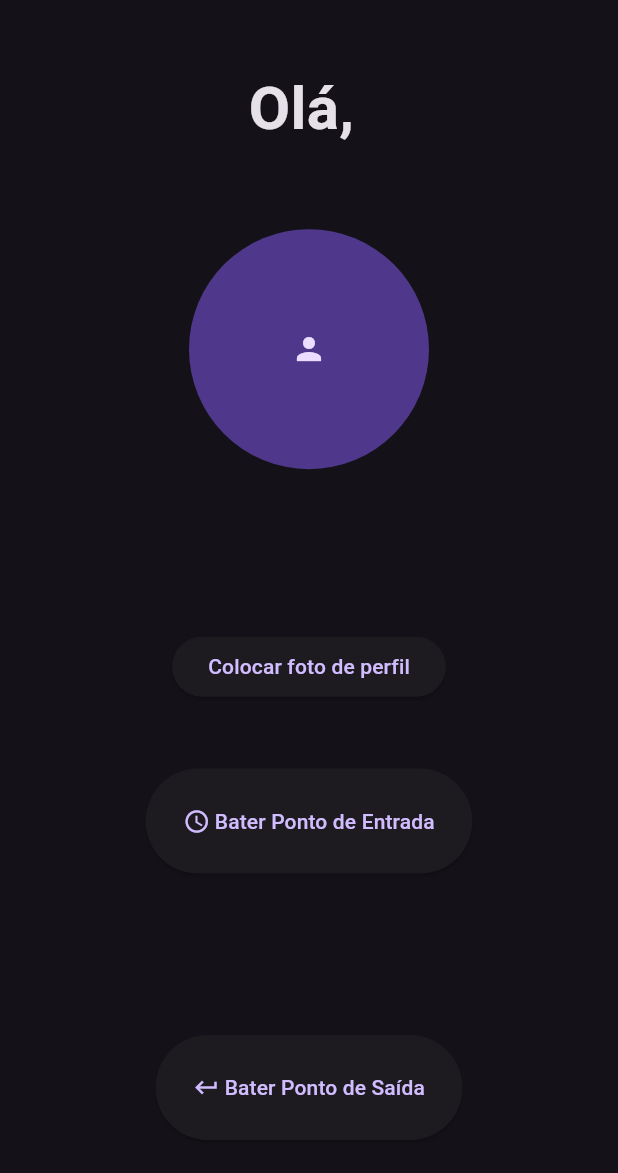
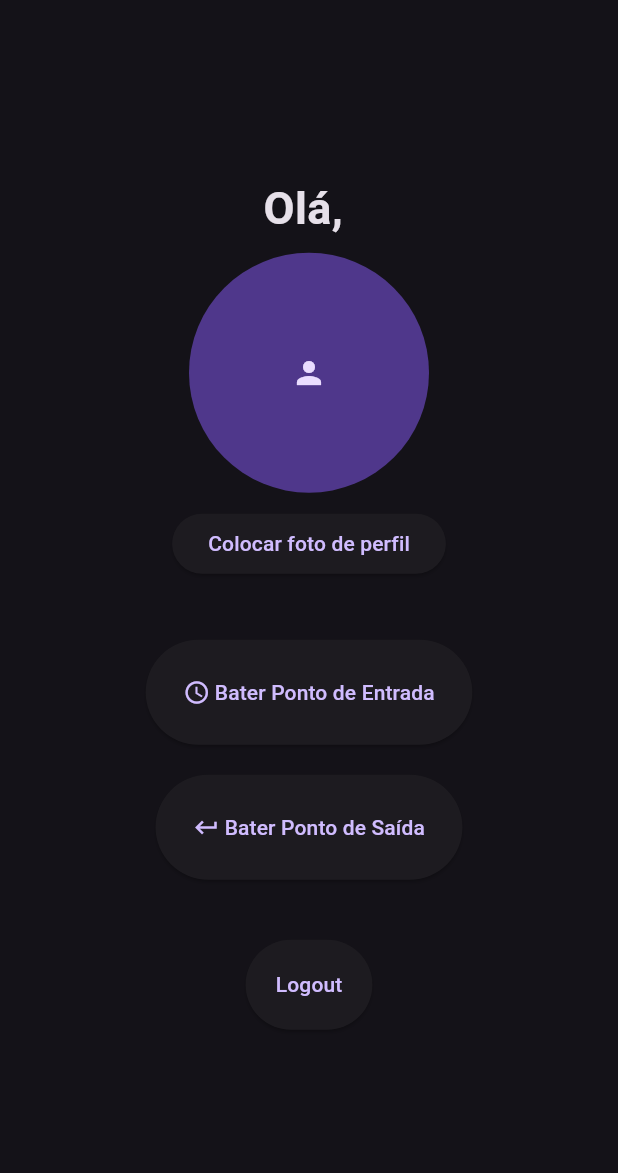
Before and after one commit to ryangabriel27/projeto-registro-ponto-mobile, a Flutter app: the PaginaInternaFuncionario screen opened directly with empty values, on a phone screen of 412 x 824 dp, the part 63-1236 px from its top. Run offline on Flutter 3.47's test engine with Material 3 defaults, Android fonts, the phone set to English and light mode, and no system bars; our stand-ins replace cloud_firestore, firebase_auth, firebase_core, firebase_storage, flutter_map, geolocator and 2 more; missing offline and left inert: bcrypt; accounts and stored records are empty; network calls fail.

Commit message:
25.10 16h10 vigia

```diff
--- a/prototipo_teste/lib/screens/dashboard_screen.dart
+++ b/prototipo_teste/lib/screens/dashboard_screen.dart
@@ -1,12 +1,13 @@
 import 'package:flutter/material.dart';
-import 'package:firebase_storage/firebase_storage.dart'; // Para buscar a imagem
+import 'package:firebase_storage/firebase_storage.dart';
 import 'package:prototipo_teste/models/Funcionario.dart';
+import 'package:prototipo_teste/screens/home_screen.dart';
 import 'package:prototipo_teste/screens/upload_foto_screen.dart';
 import 'package:prototipo_teste/services/firestore_service.dart';
 import 'package:prototipo_teste/views/registro_ponto_page.dart';
 
 class PaginaInternaFuncionario extends StatefulWidget {
-  final String nif; // Adiciona o NIF para buscar a foto de perfil
+  final String nif;
 
   PaginaInternaFuncionario({required this.nif});
 
@@ -16,9 +17,9 @@ class PaginaInternaFuncionario extends StatefulWidget {
 }
 
 class _PaginaInternaFuncionarioState extends State<PaginaInternaFuncionario> {
-  String? _fotoPerfilUrl; // Para armazenar a URL da foto de perfil
+  String? _fotoPerfilUrl;
   String? nomeUsuario;
-  FirestoreService _firestoreService = new FirestoreService();
+  FirestoreService _firestoreService = FirestoreService();
 
   @override
   void initState() {
@@ -39,7 +40,7 @@ class _PaginaInternaFuncionarioState extends State<PaginaInternaFuncionario> {
       return await storage.ref(caminhoArquivo).getDownloadURL();
     } catch (e) {
       print('Erro ao carregar a foto de perfil: $e');
-      return null; // Retorna null se houver um erro
+      return null;
     }
   }
 
@@ -58,36 +59,38 @@ class _PaginaInternaFuncionarioState extends State<PaginaInternaFuncionario> {
       ),
       body: Center(
         child: Column(
-          mainAxisAlignment: MainAxisAlignment.spaceAround,
+          mainAxisAlignment: MainAxisAlignment.center,
           children: <Widget>[
+            // Primeira parte: Saudação, Foto de Perfil e Botão de Carregar Imagem
+            Column(
+              children: [
                 FutureBuilder<String?>(
                   future: carregaNomeUsuario(),
                   builder: (context, snapshot) {
                     if (snapshot.connectionState == ConnectionState.waiting) {
-                    // Mostra um ícone de carregamento enquanto o nome é carregado
                       return Text('Carregando...');
                     } else if (snapshot.hasError) {
-                    // Se houver um erro, exibe o erro
                       return Text('Erro ao carregar o nome: ${snapshot.error}');
                     } else {
-                    // Exibe o nome do funcionário
                       return Padding(
                         padding: const EdgeInsets.all(8.0),
                         child: Center(
                           child: Text(
-                          'Olá, ' + nomeUsuario!,
+                            'Olá, ${nomeUsuario ?? ''}',
                             style: TextStyle(
-                              fontSize: 40.0, fontWeight: FontWeight.bold),
+                              fontSize: 30.0,
+                              fontWeight: FontWeight.bold,
+                            ),
                           ),
                         ),
                       );
                     }
-                }),
+                  },
+                ),
                 FutureBuilder<String?>(
                   future: _carregarFotoPerfil(),
                   builder: (context, snapshot) {
                     if (snapshot.connectionState == ConnectionState.waiting) {
-                  // Mostra um ícone de carregamento enquanto a imagem é carregada
                       return CircleAvatar(
                         radius: 50,
                         child: CircularProgressIndicator(),
@@ -95,13 +98,11 @@ class _PaginaInternaFuncionarioState extends State<PaginaInternaFuncionario> {
                     } else if (snapshot.hasError ||
                         !snapshot.hasData ||
                         snapshot.data == null) {
-                  // Se houver erro, ou não houver dados, exibe um ícone padrão
                       return CircleAvatar(
                         radius: 80,
                         child: Icon(Icons.person),
                       );
                     } else {
-                  // Exibe a imagem de perfil carregada
                       return CircleAvatar(
                         radius: 80,
                         backgroundImage: NetworkImage(snapshot.data!),
@@ -109,35 +110,46 @@ class _PaginaInternaFuncionarioState extends State<PaginaInternaFuncionario> {
                     }
                   },
                 ),
-            SizedBox(height: 20),
-            ElevatedButton(
-              onPressed: () {
-                Navigator.push(
-                  context,
-                  MaterialPageRoute(
-                      builder: (context) => UploadFotoScreen(nif: widget.nif)),
-                );
-              },
-              child: Text('Colocar foto de perfil'),
-            ),
+                SizedBox(height: 10),
                 ElevatedButton(
                   onPressed: () {
                     Navigator.push(
                       context,
                       MaterialPageRoute(
                           builder: (context) =>
-                          RegistroPontoPage(tipo: 'Entrada', nif: widget.nif)),
+                              UploadFotoScreen(nif: widget.nif)),
+                    );
+                  },
+                  child: Text('Colocar foto de perfil'),
+                ),
+              ],
+            ),
+
+            SizedBox(height: 40),
+
+            // Segunda parte: Botões de "Ponto de Entrada" e "Ponto de Saída"
+            Column(
+              children: [
+                ElevatedButton(
+                  onPressed: () {
+                    Navigator.push(
+                      context,
+                      MaterialPageRoute(
+                        builder: (context) => RegistroPontoPage(
+                          tipo: 'Entrada',
+                          nif: widget.nif,
+                        ),
+                      ),
                     );
                   },
                   style: ButtonStyle(
                     padding: MaterialStateProperty.all(EdgeInsets.all(25.0)),
                   ),
                   child: Row(
-                mainAxisSize: MainAxisSize
-                    .min, // Para evitar que o botão seja muito largo
+                    mainAxisSize: MainAxisSize.min,
                     children: [
-                  Icon(Icons.schedule), // Substitua pelo ícone que deseja
-                  SizedBox(width: 3), // Espaçamento entre o ícone e o texto
+                      Icon(Icons.schedule),
+                      SizedBox(width: 3),
                       Text('Bater Ponto de Entrada'),
                     ],
                   ),
@@ -148,23 +160,43 @@ class _PaginaInternaFuncionarioState extends State<PaginaInternaFuncionario> {
                     Navigator.push(
                       context,
                       MaterialPageRoute(
-                      builder: (context) =>
-                          RegistroPontoPage(tipo: 'Saida', nif: widget.nif)),
+                        builder: (context) => RegistroPontoPage(
+                          tipo: 'Saida',
+                          nif: widget.nif,
+                        ),
+                      ),
                     );
                   },
                   style: ButtonStyle(
                     padding: MaterialStateProperty.all(EdgeInsets.all(25.0)),
                   ),
                   child: Row(
-                mainAxisSize: MainAxisSize
-                    .min, // Para evitar que o botão seja muito largo
+                    mainAxisSize: MainAxisSize.min,
                     children: [
-                  Icon(
-                      Icons.keyboard_return), // Substitua pelo ícone que deseja
-                  SizedBox(width: 3), // Espaçamento entre o ícone e o texto
+                      Icon(Icons.keyboard_return),
+                      SizedBox(width: 3),
                       Text('Bater Ponto de Saída'),
                     ],
                   ),
+                ),
+              ],
+            ),
+
+            SizedBox(height: 40),
+
+            // Terceira parte: Novo botão adicional
+            ElevatedButton(
+              onPressed: () {
+                Navigator.pushReplacement(
+                    context,
+                    MaterialPageRoute(
+                      builder: (_) => HomeScreen(),
+                    ));
+              },
+              style: ButtonStyle(
+                padding: MaterialStateProperty.all(EdgeInsets.all(20.0)),
+              ),
+              child: Text('Logout'),
             ),
           ],
         ),
```
Also changed, not shown: prototipo_teste/lib/views/registro_ponto_page.dart (+8 -1 lines). Lines whose indentation alone changed are shown as unchanged.
